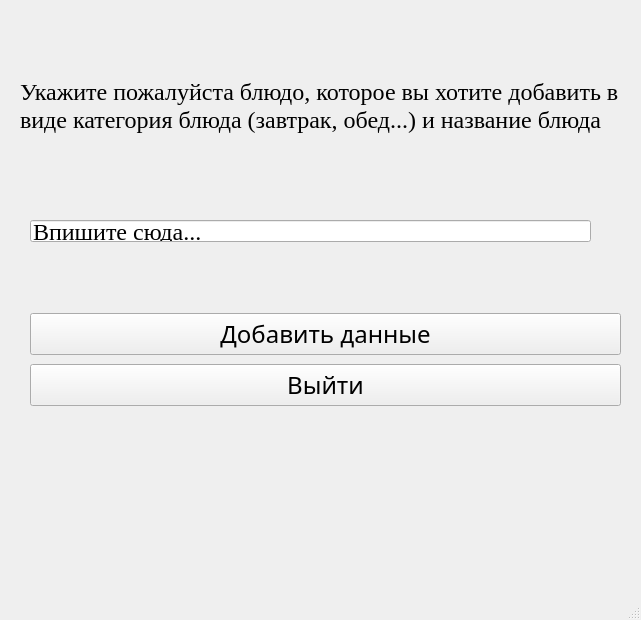
This is design/add_design.ui in razgonyaevm/YandexProject_Food as Qt 5 draws it before an edit. The edited form follows.
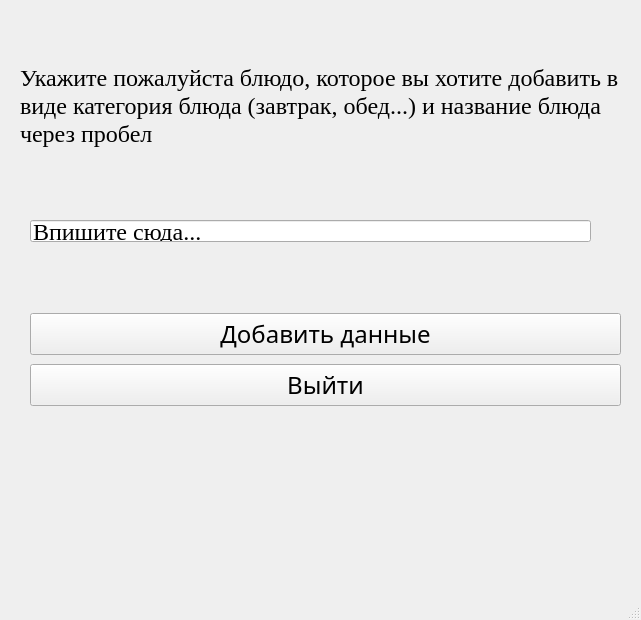
This is the edited form.

```diff
--- a/design/add_design.ui
+++ b/design/add_design.ui
@@ -80,7 +80,7 @@
      <bool>false</bool>
     </property>
     <property name="text">
-     <string>Укажите пожалуйста блюдо, которое вы хотите добавить в виде категория блюда (завтрак, обед...) и название блюда</string>
+     <string>Укажите пожалуйста блюдо, которое вы хотите добавить в виде категория блюда (завтрак, обед...) и название блюда через пробел</string>
     </property>
     <property name="textFormat">
      <enum>Qt::AutoText</enum>
```
